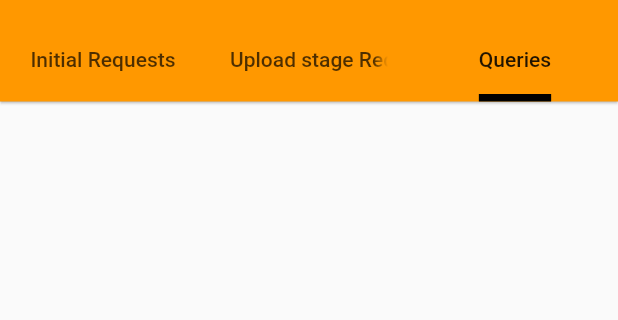
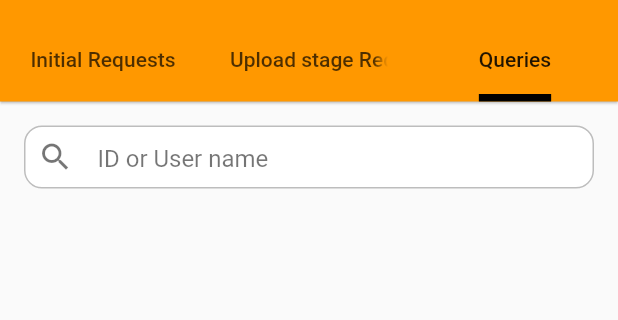
Before and after one commit to shivankar-p/St-Judes-admin, a Flutter app: the screen it shows after launch, tab 3 chosen, on a phone screen of 412 x 824 dp, the part 59-379 px from its top. Run offline on Flutter 3.47's test engine with Material 2 defaults, Android fonts, the phone set to English and light mode, and no system bars; our stand-ins replace auto_size_text, bubble, carousel_slider, firebase_auth, firebase_core, firebase_database and 10 more; missing offline and left inert: audio_session, dart:html, file_saver, translator, uri_to_file; accounts and stored records are empty.

Commit message:
Search functionality in Queries page

```diff
--- a/lib/screens/queries.dart
+++ b/lib/screens/queries.dart
@@ -4,6 +4,7 @@ import 'package:flutter/material.dart';
 import 'package:firebase_database/firebase_database.dart';
 import '../flutter_beautiful_popup-1.7.0/lib/main.dart';
 import '../utils/upload_docs_picker.dart';
+import '../widget/search_widget.dart';
 
 class QueriesScreen extends StatefulWidget {
   @override
@@ -16,10 +17,50 @@ class _QueriesScreen extends State<QueriesScreen> {
   //const WeeklyForecastList({Key? key}) : super(key: key);
   Map<String, dynamic> mp = {};
   Map<String, dynamic> mp2 = {};
+
+  String query = '';
+
+  Widget buildSearch() => SearchWidget(
+        text: query,
+        hintText: 'ID or User name',
+        onChanged: searchUser,
+      );
+
+  void searchUser(String str) {
+    //print("Searching User\n\n");
+    str = str.toLowerCase();
+
+    setState(() {
+      query = str;
+    });
+
+    Map<String, dynamic> tmp = {};
+
+    mp.forEach((k, v) {
+      String name = v["name"];
+      name = name.toLowerCase();
+
+      if (k.contains(query) || name.contains(query)) {
+        tmp[k] = v;
+      }
+    });
+
+    //print(tmp);
+
+    setState(() {
+      mp = tmp;
+    });
+
+    //print(mp);
+    //print("before");
+  }
+
   void _getQueries() async {
+    if (query.isEmpty) {
       DatabaseReference _testRef = FirebaseDatabase.instance.ref('queries');
       DatabaseEvent _event = await _testRef.once();
       mp = _event.snapshot.value as Map<String, dynamic>;
+    }
   }
 
   Future getphone(uid) async {
@@ -54,6 +95,9 @@ class _QueriesScreen extends State<QueriesScreen> {
         body: Scrollbar(
             child: CustomScrollView(
           slivers: <Widget>[
+            SliverToBoxAdapter(
+              child: buildSearch(),
+            ),
             SliverList(
               delegate: SliverChildBuilderDelegate(
                 (context, index) {
@@ -92,7 +136,8 @@ class _QueriesScreen extends State<QueriesScreen> {
                           return Text('Something went wrong');
                         } else if (snapshot.hasData) {
                           return CircleAvatar(
-                            child: Text(snapshot.data.toString()[0] +
+                            child: Text(
+                                snapshot.data.toString()[0] +
                                     snapshot.data.toString()[1],
                                 style: TextStyle(color: Colors.black)),
                             radius: 70,
@@ -104,13 +149,12 @@ class _QueriesScreen extends State<QueriesScreen> {
                       },
                     ),
                     subtitle: Text(mp.values.elementAt(index)['msg']),
-                    trailing: Row(
-                      mainAxisSize: MainAxisSize.min,
-                      children: [
-                        Text(mp.values.elementAt(index)['date'] + '      ' + mp.values.elementAt(index)['time']),
+                    trailing: Row(mainAxisSize: MainAxisSize.min, children: [
+                      Text(mp.values.elementAt(index)['date'] +
+                          '      ' +
+                          mp.values.elementAt(index)['time']),
                       Icon(Icons.arrow_drop_down_sharp),
-                      ]
-                    ),
+                    ]),
                     children: [
                       Row(
                           mainAxisAlignment: MainAxisAlignment.center,
@@ -141,7 +185,8 @@ class _QueriesScreen extends State<QueriesScreen> {
                                           enabled: false,
                                           decoration: InputDecoration(
                                               contentPadding:
-                                            EdgeInsets.fromLTRB(10, 5, 5, 5),
+                                                  EdgeInsets.fromLTRB(
+                                                      10, 5, 5, 5),
                                               icon: Icon(Icons.phone),
                                               labelText: 'Phone'),
                                           controller: phCnt,
@@ -150,7 +195,8 @@ class _QueriesScreen extends State<QueriesScreen> {
                                         return CircularProgressIndicator();
                                       }
                                     })),
-          ])],
+                          ])
+                    ],
                   );
                 },
                 childCount: getChildCount(),
```
Lines whose indentation alone changed are shown as unchanged.
